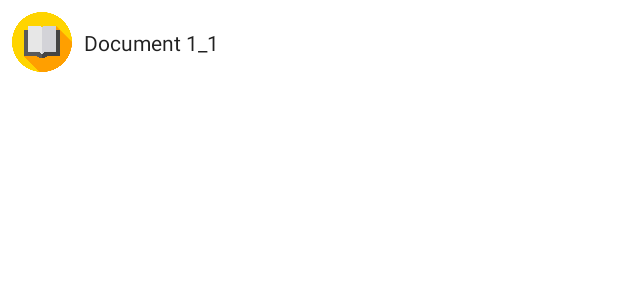
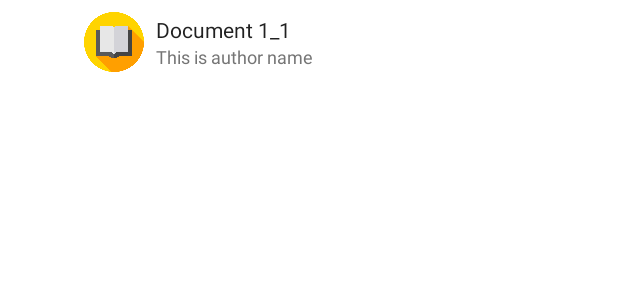
Before and after one commit to saifsiddiquee/10minSchoolTask, an Android app: the layout list_sub_item.xml on its own in the app's theme, with its tools: preview values and no code run, on a phone screen of 412 x 824 dp. Shown: the top 300 px of the screen. Run offline under Robolectric (Android 15) with nearby library versions, the phone set to English and light mode, and no system bars.

```diff
--- a/app/build.gradle
+++ b/app/build.gradle
@@ -32,8 +32,6 @@ dependencies {
     implementation 'androidx.constraintlayout:constraintlayout:2.0.2'
     //material design
     implementation 'com.google.android.material:material:1.2.1'
-    //expandable layout
-    implementation 'com.github.florent37:expansionpanel:1.2.3'
     //picasso image loading
     implementation 'com.squareup.picasso:picasso:2.71828'
     testImplementation 'junit:junit:4.12'
--- a/app/src/main/res/layout/list_sub_item.xml
+++ b/app/src/main/res/layout/list_sub_item.xml
@@ -2,15 +2,16 @@
 <androidx.constraintlayout.widget.ConstraintLayout xmlns:android="http://schemas.android.com/apk/res/android"
     xmlns:app="http://schemas.android.com/apk/res-auto"
     xmlns:tools="http://schemas.android.com/tools"
+    android:id="@+id/holder_main"
     android:layout_width="match_parent"
-    android:id="@+id/holder_main"
-    android:layout_height="wrap_content">
+    android:layout_height="wrap_content"
+    android:foreground="?selectableItemBackground">
 
     <ImageView
         android:id="@+id/img_sub_header"
         android:layout_width="40dp"
         android:layout_height="40dp"
-        android:layout_marginStart="8dp"
+        android:layout_marginStart="56dp"
         android:layout_marginTop="8dp"
         android:layout_marginBottom="8dp"
         android:src="@drawable/chapter"
@@ -18,38 +19,32 @@
         app:layout_constraintStart_toStartOf="parent"
         app:layout_constraintTop_toTopOf="parent" />
 
-    <LinearLayout
-        android:layout_width="0dp"
-        android:layout_height="wrap_content"
-        android:layout_marginStart="8dp"
-        android:layout_marginEnd="8dp"
-        android:gravity="center_vertical"
-        android:orientation="vertical"
-        app:layout_constraintBottom_toBottomOf="parent"
-        app:layout_constraintEnd_toEndOf="parent"
-        app:layout_constraintStart_toEndOf="@+id/img_sub_header"
-        app:layout_constraintTop_toTopOf="parent">
-
     <TextView
         android:id="@+id/txt_sub_heading"
         android:layout_width="wrap_content"
         android:layout_height="wrap_content"
+        android:layout_gravity="center_vertical"
+        android:layout_marginStart="8dp"
+        android:layout_marginTop="8dp"
         android:text="Document 1_1"
-            android:layout_gravity="center_vertical"
         android:textColor="@color/colorTextPrimary"
-            android:textSize="@dimen/size_body" />
+        android:textSize="@dimen/size_body"
+        app:layout_constraintBottom_toTopOf="@+id/txt_sub_caption"
+        app:layout_constraintStart_toEndOf="@+id/img_sub_header"
+        app:layout_constraintTop_toTopOf="parent"
+        app:layout_constraintVertical_chainStyle="packed" />
 
     <TextView
         android:id="@+id/txt_sub_caption"
         android:layout_width="wrap_content"
         android:layout_height="wrap_content"
+        android:layout_marginBottom="8dp"
         android:text="This is author name"
         android:textColor="@color/colorTextSecondary"
         android:textSize="@dimen/size_caption"
-            android:visibility="gone" />
-
-
-    </LinearLayout>
-
+        android:visibility="visible"
+        app:layout_constraintBottom_toBottomOf="parent"
+        app:layout_constraintStart_toStartOf="@+id/txt_sub_heading"
+        app:layout_constraintTop_toBottomOf="@+id/txt_sub_heading" />
 
 </androidx.constraintlayout.widget.ConstraintLayout>
```
Also changed, not shown: app/src/main/java/com/robi/tenminuteschool/adapter/AdapterMainList.java (+35 -15 lines), app/src/main/res/drawable/ic_arrow_down.xml (added, +10 -0 lines), app/src/main/res/drawable/ic_arrow_up.xml (added, +10 -0 lines), app/src/main/res/layout/list_main_item.xml (+91 -69 lines). Lines whose indentation alone changed are shown as unchanged.
